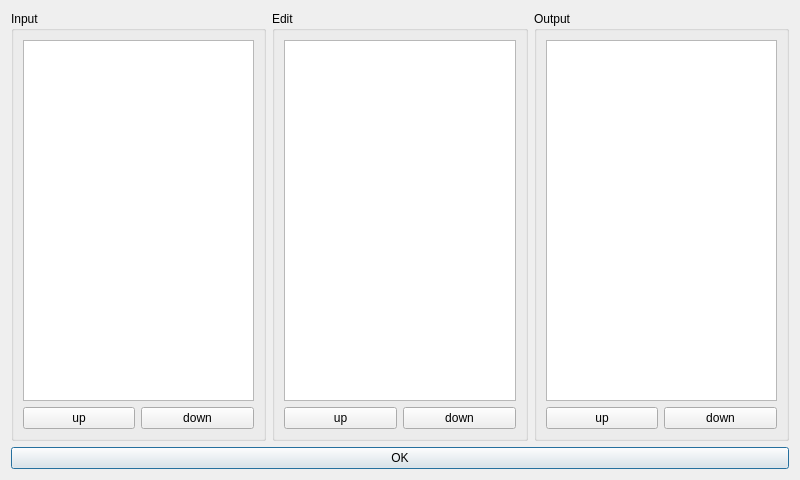
First picture: the form in source/lenna/source/plugins/pluginsconfigdialog.ui, repository lenna-project/lenna-qt, before the edit.
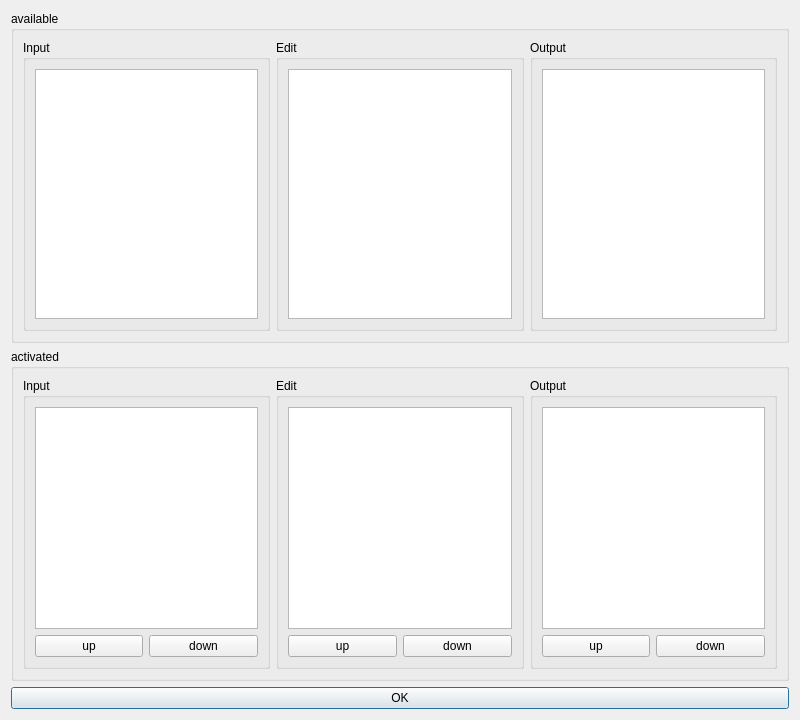
Second picture: the form after the edit. Icons and pictures are not drawn.

Commit message: Version 0.11.0, pluginstructure changed to allow multiple instances of one plugin

The edit to the form file:
```diff
--- a/source/lenna/source/plugins/pluginsconfigdialog.ui
+++ b/source/lenna/source/plugins/pluginsconfigdialog.ui
@@ -7,7 +7,7 @@
     <x>0</x>
     <y>0</y>
     <width>800</width>
-    <height>480</height>
+    <height>720</height>
    </rect>
   </property>
   <property name="windowTitle">
@@ -18,33 +18,25 @@
     <normaloff>:/lenna/plugins</normaloff>:/lenna/plugins</iconset>
   </property>
   <layout class="QGridLayout" name="gridLayout">
-   <item row="1" column="1" colspan="3">
+   <item row="2" column="1" colspan="3">
     <widget class="QPushButton" name="pushButton">
      <property name="text">
       <string>OK</string>
      </property>
     </widget>
    </item>
-   <item row="0" column="1">
+   <item row="0" column="1" colspan="3">
+    <widget class="QGroupBox" name="groupBox_2">
+     <property name="title">
+      <string>available</string>
+     </property>
+     <layout class="QGridLayout" name="gridLayout_5">
+      <item row="0" column="0">
     <widget class="QGroupBox" name="inputGroupBox">
      <property name="title">
       <string>Input</string>
      </property>
      <layout class="QGridLayout" name="gridLayout_2">
-      <item row="1" column="0">
-       <widget class="QPushButton" name="inputUpButton">
-        <property name="text">
-         <string>up</string>
-        </property>
-       </widget>
-      </item>
-      <item row="1" column="1">
-       <widget class="QPushButton" name="inputDownButton">
-        <property name="text">
-         <string>down</string>
-        </property>
-       </widget>
-      </item>
       <item row="0" column="0" colspan="2">
        <widget class="QListWidget" name="inputPluginsListWidget">
         <property name="dragEnabled">
@@ -61,26 +53,12 @@
      </layout>
     </widget>
    </item>
-   <item row="0" column="2">
+      <item row="0" column="1">
     <widget class="QGroupBox" name="groupBox">
      <property name="title">
       <string>Edit</string>
      </property>
      <layout class="QGridLayout" name="gridLayout_3">
-      <item row="1" column="0">
-       <widget class="QPushButton" name="editUpButton">
-        <property name="text">
-         <string>up</string>
-        </property>
-       </widget>
-      </item>
-      <item row="1" column="1">
-       <widget class="QPushButton" name="editDownButton">
-        <property name="text">
-         <string>down</string>
-        </property>
-       </widget>
-      </item>
       <item row="0" column="0" colspan="2">
        <widget class="QListWidget" name="editPluginsListWidget">
         <property name="dragEnabled">
@@ -97,12 +75,95 @@
      </layout>
     </widget>
    </item>
-   <item row="0" column="3">
+      <item row="0" column="2">
     <widget class="QGroupBox" name="outputGroupBox">
      <property name="title">
       <string>Output</string>
      </property>
      <layout class="QGridLayout" name="gridLayout_4">
+         <item row="0" column="0" colspan="2">
+          <widget class="QListWidget" name="outputPluginsListWidget">
+           <property name="dragEnabled">
+            <bool>true</bool>
+           </property>
+           <property name="dragDropMode">
+            <enum>QAbstractItemView::InternalMove</enum>
+           </property>
+           <property name="selectionRectVisible">
+            <bool>true</bool>
+           </property>
+          </widget>
+         </item>
+        </layout>
+       </widget>
+      </item>
+     </layout>
+    </widget>
+   </item>
+   <item row="1" column="1" colspan="3">
+    <widget class="QGroupBox" name="groupBox_3">
+     <property name="title">
+      <string>activated</string>
+     </property>
+     <layout class="QGridLayout" name="gridLayout_6">
+      <item row="0" column="0">
+       <widget class="QGroupBox" name="groupBox_4">
+        <property name="title">
+         <string>Input</string>
+        </property>
+        <layout class="QGridLayout" name="gridLayout_7">
+         <item row="1" column="1">
+          <widget class="QPushButton" name="inputDownButton">
+           <property name="text">
+            <string>down</string>
+           </property>
+          </widget>
+         </item>
+         <item row="1" column="0">
+          <widget class="QPushButton" name="inputUpButton">
+           <property name="text">
+            <string>up</string>
+           </property>
+          </widget>
+         </item>
+         <item row="0" column="0" colspan="2">
+          <widget class="QListWidget" name="activeInputPluginsList"/>
+         </item>
+        </layout>
+       </widget>
+      </item>
+      <item row="0" column="2">
+       <widget class="QGroupBox" name="groupBox_5">
+        <property name="title">
+         <string>Edit</string>
+        </property>
+        <layout class="QGridLayout" name="gridLayout_8">
+         <item row="1" column="0">
+          <widget class="QPushButton" name="editUpButton">
+           <property name="text">
+            <string>up</string>
+           </property>
+          </widget>
+         </item>
+         <item row="1" column="1">
+          <widget class="QPushButton" name="editDownButton">
+           <property name="text">
+            <string>down</string>
+           </property>
+          </widget>
+         </item>
+         <item row="0" column="0" colspan="2">
+          <widget class="QListWidget" name="activeEditPluginsList"/>
+         </item>
+        </layout>
+       </widget>
+      </item>
+      <item row="0" column="3">
+       <widget class="QGroupBox" name="groupBox_6">
+        <property name="title">
+         <string>Output</string>
+        </property>
+        <layout class="QGridLayout" name="gridLayout_9">
       <item row="1" column="0">
        <widget class="QPushButton" name="outputUpButton">
         <property name="text">
@@ -118,16 +179,9 @@
        </widget>
       </item>
       <item row="0" column="0" colspan="2">
-       <widget class="QListWidget" name="outputPluginsListWidget">
-        <property name="dragEnabled">
-         <bool>true</bool>
-        </property>
-        <property name="dragDropMode">
-         <enum>QAbstractItemView::InternalMove</enum>
-        </property>
-        <property name="selectionRectVisible">
-         <bool>true</bool>
-        </property>
+          <widget class="QListWidget" name="activeOutputPluginsList"/>
+         </item>
+        </layout>
        </widget>
       </item>
      </layout>
```
Left out of the diff: 6 changed lines with no effect on the pictures. Lines whose indentation alone changed are shown as unchanged. The commit also changes 36 other files.
